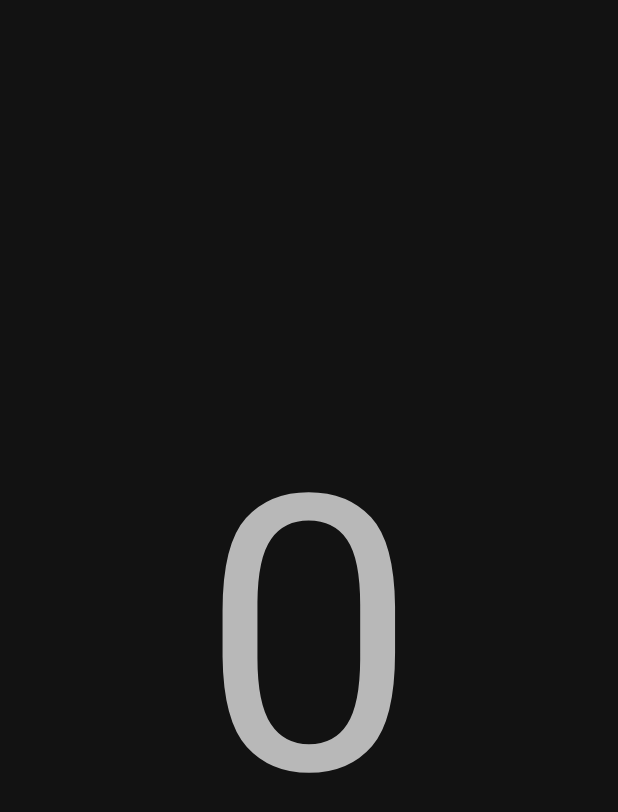
After one commit to eBLDR/DigitStringMemory, an Android app: the layout activity_display_digit_string.xml on its own in the app's theme, with its tools: preview values and no code run, on a phone screen of 412 x 824 dp. The commit adds this screen. Shown: the top 812 px of the screen. Run offline under Robolectric (Android 15) with nearby library versions, the phone set to English and light mode, and no system bars.

Commit message:
Structure advanced

```diff
--- /dev/null
+++ b/app/src/main/res/layout/activity_display_digit_string.xml
@@ -0,0 +1,21 @@
+<?xml version="1.0" encoding="utf-8"?>
+<androidx.constraintlayout.widget.ConstraintLayout xmlns:android="http://schemas.android.com/apk/res/android"
+    xmlns:app="http://schemas.android.com/apk/res-auto"
+    xmlns:tools="http://schemas.android.com/tools"
+    android:layout_width="match_parent"
+    android:layout_height="match_parent"
+    android:keepScreenOn="true"
+    tools:context=".DisplayDigitStringActivity">
+
+    <TextView
+        android:id="@+id/tvDisplayDigit"
+        android:layout_width="wrap_content"
+        android:layout_height="wrap_content"
+        android:textSize="256sp"
+        app:layout_constraintBottom_toBottomOf="parent"
+        app:layout_constraintEnd_toEndOf="parent"
+        app:layout_constraintStart_toStartOf="parent"
+        app:layout_constraintTop_toTopOf="parent"
+        tools:text="0" />
+
+</androidx.constraintlayout.widget.ConstraintLayout>
```
Also changed, not shown: app/src/main/java/com/minimalstudios/digitstringmemory/DisplayDigitStringActivity.kt (added, +15 -0 lines), app/src/main/java/com/minimalstudios/digitstringmemory/MainActivity.kt (+24 -0 lines).
